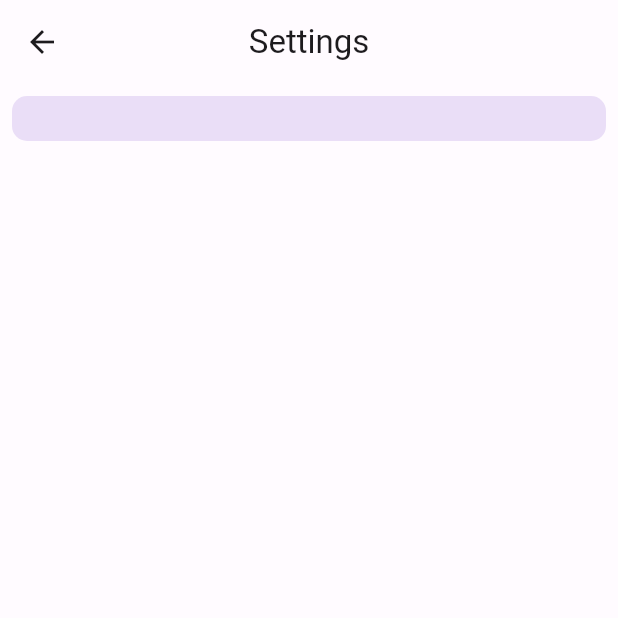
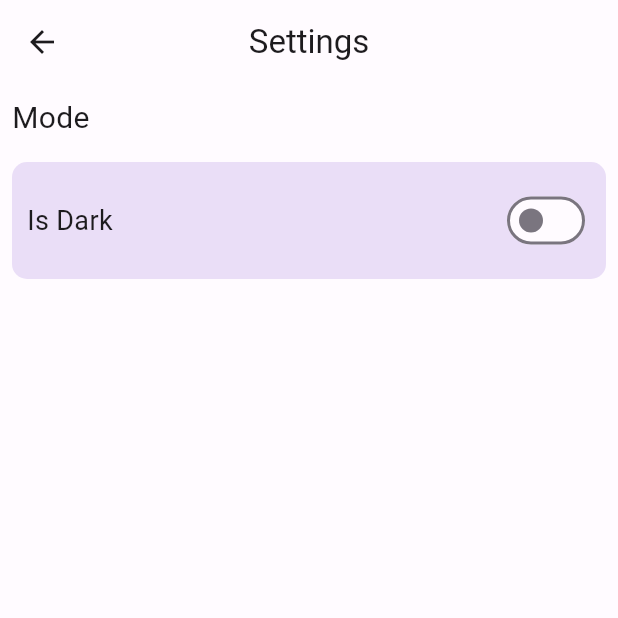
Before and after one commit to qawitherev/pomodoroBloc, a Flutter app: the screen it shows after launch, after a tap on "Settings", on a phone screen of 412 x 824 dp, the top half of it. Run offline on Flutter 3.47's test engine with Material 2 defaults, Android fonts, the phone set to English and light mode, and no system bars; our stand-ins replace flutter_svg, shared_preferences.

Commit message:
moved theme provider into settings provider. removed theme provider
todo:personalize text theme, to run in background, history/stats, toggle dark mode in setting page that uses the settings provider.

future todo: spotify integration, monetization

```diff
--- a/lib/main.dart
+++ b/lib/main.dart
@@ -1,9 +1,7 @@
 import 'package:flutter/material.dart';
 import 'package:pomodoro/providers/pomodoro_provider.dart';
-import 'package:pomodoro/providers/theme_provider.dart';
-import 'package:pomodoro/theme_stuff/default_theme.dart';
-import 'package:pomodoro/utils/our_constants.dart';
-import 'package:pomodoro/utils/shared_prefs.dart';
+import 'package:pomodoro/providers/settings_provider.dart';
+import 'package:pomodoro/theme_stuff/color_themes.dart';
 import 'package:pomodoro/views/pomodoro_init_page.dart';
 import 'package:pomodoro/views/settings_page.dart';
 import 'package:provider/provider.dart';
@@ -14,7 +12,8 @@ void main() {
     providers: [
       ChangeNotifierProvider<PomodoroProvider>(
           create: (_) => PomodoroProvider()),
-      ChangeNotifierProvider<ThemeProvider>(create: (_) => ThemeProvider())
+      ChangeNotifierProvider<SettingsProvider>(
+          create: (_) => SettingsProvider()),
     ],
     child: const MyApp(),
   ));
@@ -25,11 +24,11 @@ class MyApp extends StatelessWidget {
 
   @override
   Widget build(BuildContext context) {
-    final provider = Provider.of<ThemeProvider>(context);
+    final settingsProvider = Provider.of<SettingsProvider>(context);
     return MaterialApp(
       theme: defaultTheme,
       darkTheme: defaultDarkTheme,
-      themeMode: provider.themeMode,
+      themeMode: settingsProvider.themeMode,
       title: 'Pomodoro App',
       debugShowCheckedModeBanner: false,
       home: const HomeScreen(),
@@ -53,7 +52,6 @@ class HomeScreen extends StatelessWidget {
 
   @override
   Widget build(BuildContext context) {
-    final provider = Provider.of<ThemeProvider>(context);
     return Scaffold(
       appBar: AppBar(
         title: const Text("Pomodoro App"),
@@ -86,21 +84,6 @@ class HomeScreen extends StatelessWidget {
                 height: 15,
               ),
               ElevatedButton(
-                onPressed: () => provider.toggleTheme(),
-                child: Padding(
-                  padding:
-                      const EdgeInsets.symmetric(horizontal: 10, vertical: 15),
-                  child: Center(
-                    child: Text(
-                      !provider.isDark ? "Change to Dark" : "Change to Light",
-                    ),
-                  ),
-                ),
-              ),
-              const SizedBox(
-                height: 15,
-              ),
-              ElevatedButton(
                   onPressed: () => Navigator.push(
                       context,
                       MaterialPageRoute(
--- a/lib/models/settings_model.dart
+++ b/lib/models/settings_model.dart
@@ -11,5 +11,5 @@ class Settings {
     this.isDark = true,
     this.language = "en",
     this.themeColor,
-});
+  });
 }
--- a/lib/providers/settings_provider.dart
+++ b/lib/providers/settings_provider.dart
@@ -1,15 +1,70 @@
 import 'package:flutter/material.dart';
+import 'package:pomodoro/theme_stuff/color_themes.dart';
+import 'package:pomodoro/utils/our_constants.dart';
+import 'package:pomodoro/utils/shared_prefs.dart';
 
 class SettingsProvider extends ChangeNotifier {
   String _lang = "en";
   bool _isDark = false;
-  Color _themeColor =
+  ThemeData _lightTheme = defaultTheme;
+  ThemeData _darkTheme = defaultDarkTheme;
+  ThemeMode _themeMode = ThemeMode.light;
 
-  void toggleTheme() {}
+  get lang => _lang;
+  get isDark => _isDark;
+  get lightTheme => _lightTheme;
+  get darkTheme => _darkTheme;
+  get themeMode => _themeMode;
+
+  SettingsProvider() {
+    initSettings();
+  }
+
+  void toggleTheme() {
+    if (_themeMode == ThemeMode.light) {
+      _themeMode = ThemeMode.dark;
+      _isDark = true;
+      SharedPrefs.saveSharedPrefs(ThemeConstants.isDarkKey, SharedPrefsType.boolean, true);
+      notifyListeners();
+    } else if (_themeMode == ThemeMode.dark) {
+      _themeMode = ThemeMode.light;
+      _isDark = false;
+      SharedPrefs.saveSharedPrefs(ThemeConstants.isDarkKey, SharedPrefsType.boolean, false);
+      notifyListeners();
+    }
+  }
+
+  void initSettings() {
+    getSavedThemeMode();
+  }
+
+  void toggleSwitch(bool value) {
+    _isDark = value;
+    notifyListeners();
+  }
 
   void setLang(String lang) {}
 
-  void setThemeColor() {}
+  void setThemeColor(ThemeData defaultTheme) {}
+
+  void getSavedThemeMode() async {
+    final isSaved = await SharedPrefs.isExist(ThemeConstants.isDarkKey);
+    if (!isSaved) {
+      _themeMode = ThemeMode.light;
+      _isDark = false;
+    } else {
+      final isDark = await SharedPrefs.readSharedPrefs(ThemeConstants.isDarkKey, SharedPrefsType.boolean);
+      if (!isDark) {
+        _themeMode = ThemeMode.light;
+        _isDark = false;
+        notifyListeners();
+      } else {
+        _themeMode = ThemeMode.dark;
+        _isDark = true;
+        notifyListeners();
+      }
+    }
+  }
 }
 
 /*
--- a/lib/providers/theme_provider.dart
+++ /dev/null
@@ -1,45 +0,0 @@
-import 'package:flutter/material.dart';
-import 'package:pomodoro/utils/our_constants.dart';
-import 'package:pomodoro/utils/shared_prefs.dart';
-
-class ThemeProvider with ChangeNotifier {
-  ThemeMode _themeMode = ThemeMode.light;
-  bool _isDark = false;
-
-  get themeMode => _themeMode;
-  get isDark => _isDark;
-
-  ThemeProvider() {
-    getSavedTheme();
-  }
-
-  void toggleTheme() async {
-    if (_themeMode == ThemeMode.light) {
-      _themeMode = ThemeMode.dark;
-      _isDark = true;
-      SharedPrefs.saveSharedPrefs(ThemeConstants.isDarkKey, SharedPrefsType.boolean, true);
-      notifyListeners();
-    } else if (_themeMode == ThemeMode.dark) {
-      _themeMode = ThemeMode.light;
-      _isDark = false;
-      SharedPrefs.saveSharedPrefs(ThemeConstants.isDarkKey, SharedPrefsType.boolean, false);
-      notifyListeners();
-    }
-  }
-
-  void getSavedTheme() async {
-    final isSaved = await SharedPrefs.isExist(ThemeConstants.isDarkKey);
-    if (!isSaved) {
-      _themeMode = ThemeMode.light;
-    } else {
-      final isDark = await SharedPrefs.readSharedPrefs(ThemeConstants.isDarkKey, SharedPrefsType.boolean);
-      if (!isDark) {
-        _themeMode = ThemeMode.light;
-        notifyListeners();
-      } else {
-        _themeMode = ThemeMode.dark;
-        notifyListeners();
-      }
-    }
-  }
-}
--- a/lib/views/pomodoro_add_page.dart
+++ b/lib/views/pomodoro_add_page.dart
@@ -1,7 +1,6 @@
 import 'package:flutter/material.dart';
 import 'package:pomodoro/models/pomodoro_models.dart';
 import 'package:pomodoro/providers/pomodoro_provider.dart';
-import 'package:pomodoro/providers/theme_provider.dart';
 import 'package:provider/provider.dart';
 
 class PomodoroAddPage extends StatelessWidget {
@@ -15,7 +14,6 @@ class PomodoroAddPage extends StatelessWidget {
 
   @override
   Widget build(BuildContext context) {
-    final themeProvider = Provider.of<ThemeProvider>(context);
     final pomodoroProvider = Provider.of<PomodoroProvider>(context);
     return Scaffold(
       appBar: AppBar(
--- a/lib/views/settings_page.dart
+++ b/lib/views/settings_page.dart
@@ -1,11 +1,14 @@
 import 'package:flutter/material.dart';
-import 'package:pomodoro/theme_stuff/colours.dart';
+import 'package:provider/provider.dart';
+
+import '../providers/settings_provider.dart';
 
 class SettingsPage extends StatelessWidget {
   const SettingsPage({super.key});
 
   @override
   Widget build(BuildContext context) {
+    final settingsProvider = Provider.of<SettingsProvider>(context);
     final width = MediaQuery.of(context).size.width;
     final theme = Theme.of(context);
     return Scaffold(
@@ -14,21 +17,41 @@ class SettingsPage extends StatelessWidget {
         centerTitle: true,
       ),
       body: Padding(
-        padding:const  EdgeInsets.all(8.0),
-        child: Center(child: Column(
+        padding: const EdgeInsets.all(8.0),
+        child: Column(
+          crossAxisAlignment: CrossAxisAlignment.start,
           children: [
+            Text(
+              "Mode",
+              style: TextStyle(fontSize: 20),
+            ),
+            const SizedBox(
+              height: 15,
+            ),
             Container(
-              width: width-10,
-              height: 30,
+              width: width - 10,
+              padding: const EdgeInsets.symmetric(horizontal: 10, vertical: 15),
               decoration: ShapeDecoration(
                 shape: RoundedRectangleBorder(
                   borderRadius: BorderRadius.circular(10),
                 ),
                 color: theme.colorScheme.secondaryContainer,
               ),
+              child: Row(
+                mainAxisAlignment: MainAxisAlignment.spaceBetween,
+                children: [
+                  const Text(
+                    "Is Dark",
+                    style: TextStyle(fontSize: 18),
+                  ),
+                  Switch(
+                      value: settingsProvider.isDark,
+                      onChanged: (value) => settingsProvider.toggleTheme())
+                ],
+              ),
             ),
           ],
-        ),),
+        ),
       ),
     );
   }
```
Also changed, not shown: lib/theme_stuff/color_themes.dart (renamed from lib/theme_stuff/default_theme.dart).
